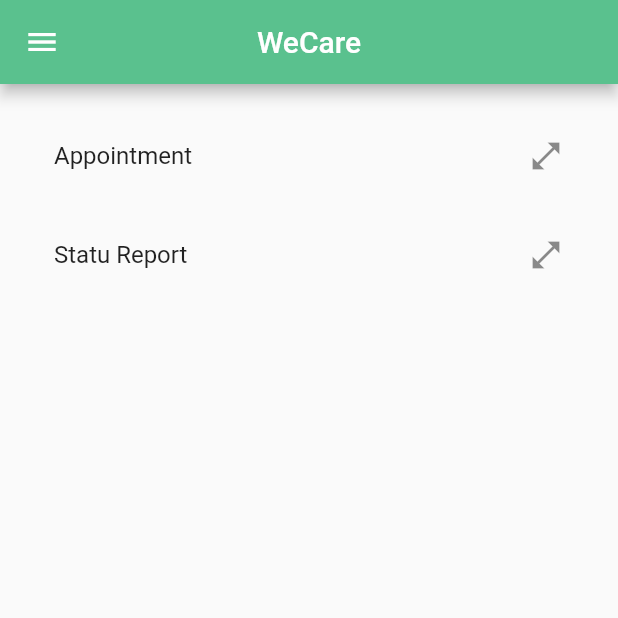
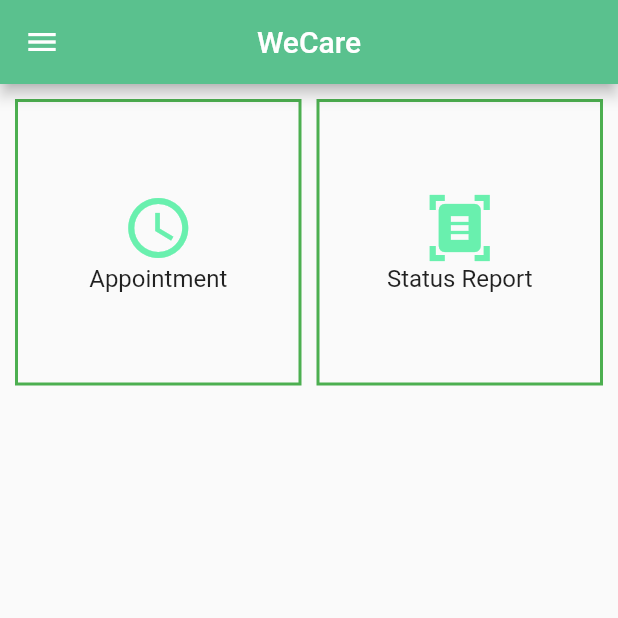
Before and after one commit to 002sky/fyp_project__WeCare, a Flutter app: the RelativeMainPage screen opened directly, on a phone screen of 412 x 824 dp, the top half of it. Run offline on Flutter 3.47's test engine with Material 2 defaults, Android fonts, the phone set to English and light mode, and no system bars; our stand-ins replace email_validator, flutter_form_builder, flutter_slidable, image_picker, intl_phone_field, shared_preferences and 1 more; missing offline and left inert: form_builder_extra_fields; accounts and stored records are empty; network calls fail.

Commit message:
12/30
update on message box, relative view status report

```diff
--- a/lib/config/databaseConfig.dart
+++ b/lib/config/databaseConfig.dart
@@ -19,9 +19,9 @@ String databaseURL() {
   //home
   // return 'http://192.168.68.100:80/';
   // return 'http://192.168.68.101:80/';
-  // return 'http://192.168.68.102:80/';
+  return 'http://192.168.68.102:80/';
   // return 'http://192.168.68.103:80/';
-  return 'http://192.168.68.104:80/';
+  // return 'http://192.168.68.104:80/';
   // return 'http://192.168.68.105:80/';
 
   // return 'http://192.168.68.106:80/';
--- a/lib/modal/report.dart
+++ b/lib/modal/report.dart
@@ -1,10 +1,14 @@
+class Report {
+  String name;
+  String report;
+  String writtenTime;
 
+  Report({required this.name, required this.report, required this.writtenTime});
 
-class Report {
-  final String id;
-  final String name;
-  final String image;
-  final String Status;
-
-  const Report({required this.id,required this.name, required this.Status,required this.image});
+  factory Report.fromJson(Map<String, dynamic> json) {
+    return Report(
+        name: json['name'],
+        report: json['report'],
+        writtenTime: json['writtenTime']);
+  }
 }
--- a/lib/page/relativeMainPage.dart
+++ b/lib/page/relativeMainPage.dart
@@ -1,4 +1,5 @@
 import 'package:flutter/material.dart';
+import 'package:fyp_project_testing/page/relativeStatusReportPage.dart';
 import 'package:provider/provider.dart';
 import 'package:shared_preferences/shared_preferences.dart';
 
@@ -24,22 +25,79 @@ class _RelativeMainPageState extends State<RelativeMainPage> {
           title: Text('WeCare'),
         ),
         drawer: AppDrawer(),
-        body: ListView(
-          padding: const EdgeInsets.symmetric(horizontal: 20, vertical: 20),
-          children: [
-            ListTile(
-              title: Text('Appointment'),
-              trailing: Icon(Icons.open_in_full),
-              onTap: () {},
+        body: GridView(
+          padding: const EdgeInsets.symmetric(horizontal: 10, vertical: 10),
+          gridDelegate: SliverGridDelegateWithFixedCrossAxisCount(
+            crossAxisCount: 2,
+            crossAxisSpacing: 10,
+          ),
+          children: <Widget>[
+            GestureDetector(
+              onTap: () {
+                print('Container tapped');
+              },
+              child: Container(
+                  decoration: BoxDecoration(
+                    border: Border.all(
+                      color: Colors.green,
+                      width: 2,
+                    ),
+                  ),
+                  child: Center(
+                    child: Column(
+                      mainAxisAlignment: MainAxisAlignment.center,
+                      children: <Widget>[
+                        Icon(
+                          Icons.schedule,
+                          size: 48,
+                          color: Colors.greenAccent,
+                        ),
+                        Text(
+                          'Appointment',
+                          style: TextStyle(
+                            fontSize: 16,
+                          ),
+                        ),
+                      ],
+                    ),
+                  )),
             ),
-            SizedBox(
-              height: 10,
-            ),
-            ListTile(
-              title: Text('Statu Report'),
-              trailing: Icon(Icons.open_in_full),
-              onTap: () {},
-            ),
+            GestureDetector(
+              onTap: () {
+                Navigator.push(
+                  context,
+                  MaterialPageRoute<void>(
+                    builder: (BuildContext context) => RelativeStatusRpeortPage(),
+                    fullscreenDialog: true,
+                  ),
+                );
+              },
+              child: Container(
+                decoration: BoxDecoration(
+                    border: Border.all(
+                  color: Colors.green,
+                  width: 2,
+                )),
+                child: Center(
+                  child: Column(
+                    mainAxisAlignment: MainAxisAlignment.center,
+                    children: <Widget>[
+                      Icon(
+                        Icons.document_scanner,
+                        size: 48,
+                        color: Colors.greenAccent,
+                      ),
+                      Text(
+                        'Status Report',
+                        style: TextStyle(
+                          fontSize: 16,
+                        ),
+                      ),
+                    ],
+                  ),
+                ),
+              ),
+            )
           ],
         ));
   }
```
Also changed, not shown: lib/page/MessageBoxMainPage.dart (+8 -3 lines), lib/page/MessageBoxPage.dart (+37 -14 lines), lib/page/ProfileCard.dart (+6 -21 lines), lib/page/ProfileDetailCard.dart (+25 -1 lines), lib/page/profileMainPage.dart (+58 -53 lines), lib/page/relativeReportDetailPage.dart (added, +113 -0 lines), lib/page/relativeStatusReportPage.dart (added, +84 -0 lines), lib/provider/messageProvider.dart (+18 -1 lines), lib/provider/statusReportProvider.dart (+53 -0 lines).
